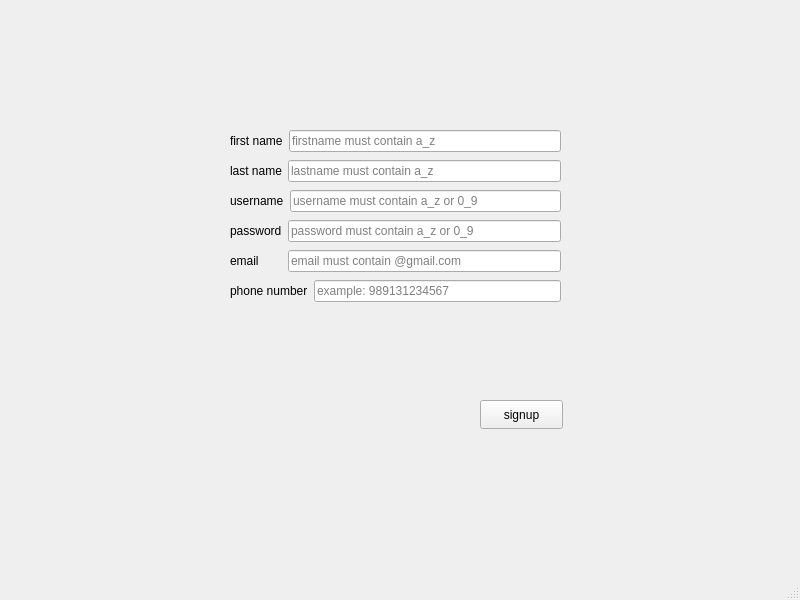
Old version of the form client/signup.ui in the repository MasihBa/virtual.
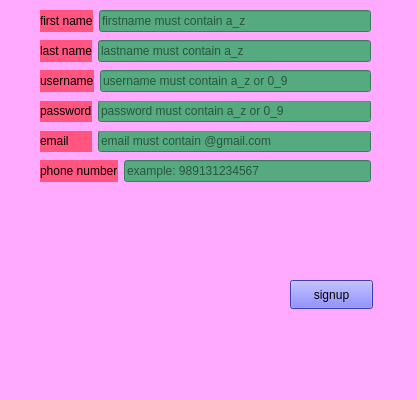
New version of the form.

Commit message: the ui was changed. i fix the maximum and the minimum size

The edit to the form file:
```diff
--- a/client/signup.ui
+++ b/client/signup.ui
@@ -6,19 +6,34 @@
    <rect>
     <x>0</x>
     <y>0</y>
-    <width>800</width>
-    <height>600</height>
+    <width>417</width>
+    <height>400</height>
    </rect>
   </property>
+  <property name="sizePolicy">
+   <sizepolicy hsizetype="Fixed" vsizetype="Fixed">
+    <horstretch>0</horstretch>
+    <verstretch>0</verstretch>
+   </sizepolicy>
+  </property>
+  <property name="minimumSize">
+   <size>
+    <width>400</width>
+    <height>400</height>
+   </size>
+  </property>
   <property name="windowTitle">
    <string>MainWindow</string>
   </property>
+  <property name="styleSheet">
+   <string notr="true">background-color: rgb(255, 170, 255);</string>
+  </property>
   <widget class="QWidget" name="centralwidget">
    <widget class="QWidget" name="layoutWidget">
     <property name="geometry">
      <rect>
-      <x>230</x>
-      <y>250</y>
+      <x>40</x>
+      <y>130</y>
       <width>331</width>
       <height>31</height>
      </rect>
@@ -26,6 +41,9 @@
     <layout class="QFormLayout" name="formLayout_18">
      <item row="0" column="0">
       <widget class="QLabel" name="emailLabel_4">
+       <property name="styleSheet">
+        <string notr="true">background-color: rgb(255, 85, 127);</string>
+       </property>
        <property name="text">
         <string>email       </string>
        </property>
@@ -33,6 +51,9 @@
      </item>
      <item row="0" column="1">
       <widget class="QLineEdit" name="emailLineEdit_2">
+       <property name="styleSheet">
+        <string notr="true">background-color: rgb(85, 170, 127);</string>
+       </property>
        <property name="placeholderText">
         <string>email must contain @gmail.com</string>
        </property>
@@ -43,8 +64,8 @@
    <widget class="QWidget" name="layoutWidget_4">
     <property name="geometry">
      <rect>
-      <x>230</x>
-      <y>130</y>
+      <x>40</x>
+      <y>10</y>
       <width>331</width>
       <height>31</height>
      </rect>
@@ -52,6 +73,9 @@
     <layout class="QFormLayout" name="formLayout_17">
      <item row="0" column="0">
       <widget class="QLabel" name="firstnameLabel_2">
+       <property name="styleSheet">
+        <string notr="true">background-color: rgb(255, 85, 127);</string>
+       </property>
        <property name="text">
         <string>first name</string>
        </property>
@@ -59,6 +83,9 @@
      </item>
      <item row="0" column="1">
       <widget class="QLineEdit" name="firstnameLineEdit_2">
+       <property name="styleSheet">
+        <string notr="true">background-color: rgb(85, 170, 127);</string>
+       </property>
        <property name="placeholderText">
         <string>firstname must contain a_z</string>
        </property>
@@ -69,8 +96,8 @@
    <widget class="QWidget" name="layoutWidget_6">
     <property name="geometry">
      <rect>
-      <x>230</x>
-      <y>160</y>
+      <x>40</x>
+      <y>40</y>
       <width>331</width>
       <height>31</height>
      </rect>
@@ -78,6 +105,9 @@
     <layout class="QFormLayout" name="formLayout_14">
      <item row="0" column="0">
       <widget class="QLabel" name="lastnameLabel_2">
+       <property name="styleSheet">
+        <string notr="true">background-color: rgb(255, 85, 127);</string>
+       </property>
        <property name="text">
         <string>last name</string>
        </property>
@@ -85,6 +115,9 @@
      </item>
      <item row="0" column="1">
       <widget class="QLineEdit" name="lastnameLineEdit_2">
+       <property name="styleSheet">
+        <string notr="true">background-color: rgb(85, 170, 127);</string>
+       </property>
        <property name="placeholderText">
         <string>lastname must contain a_z</string>
        </property>
@@ -95,8 +128,8 @@
    <widget class="QWidget" name="layoutWidget_5">
     <property name="geometry">
      <rect>
-      <x>230</x>
-      <y>280</y>
+      <x>40</x>
+      <y>160</y>
       <width>331</width>
       <height>30</height>
      </rect>
@@ -104,6 +137,9 @@
     <layout class="QFormLayout" name="formLayout_15">
      <item row="0" column="0">
       <widget class="QLabel" name="emailLabel_3">
+       <property name="styleSheet">
+        <string notr="true">background-color: rgb(255, 85, 127);</string>
+       </property>
        <property name="text">
         <string>phone number</string>
        </property>
@@ -111,6 +147,9 @@
      </item>
      <item row="0" column="1">
       <widget class="QLineEdit" name="phonenumberLineEdit_2">
+       <property name="styleSheet">
+        <string notr="true">background-color: rgb(85, 170, 127);</string>
+       </property>
        <property name="placeholderText">
         <string>example: 989131234567</string>
        </property>
@@ -121,8 +160,8 @@
    <widget class="QWidget" name="layoutWidget_3">
     <property name="geometry">
      <rect>
-      <x>230</x>
-      <y>220</y>
+      <x>40</x>
+      <y>100</y>
       <width>331</width>
       <height>31</height>
      </rect>
@@ -130,6 +169,9 @@
     <layout class="QFormLayout" name="formLayout_13">
      <item row="0" column="1">
       <widget class="QLineEdit" name="passwordLineEdit_2">
+       <property name="styleSheet">
+        <string notr="true">background-color: rgb(85, 170, 127);</string>
+       </property>
        <property name="echoMode">
         <enum>QLineEdit::EchoMode::Password</enum>
        </property>
@@ -140,6 +182,9 @@
      </item>
      <item row="0" column="0">
       <widget class="QLabel" name="passwordLabel_2">
+       <property name="styleSheet">
+        <string notr="true">background-color: rgb(255, 85, 127);</string>
+       </property>
        <property name="text">
         <string>password</string>
        </property>
@@ -150,12 +195,15 @@
    <widget class="QPushButton" name="signupPushButton">
     <property name="geometry">
      <rect>
-      <x>480</x>
-      <y>400</y>
+      <x>290</x>
+      <y>280</y>
       <width>83</width>
       <height>29</height>
      </rect>
     </property>
+    <property name="styleSheet">
+     <string notr="true">background-color: rgb(85, 85, 255);</string>
+    </property>
     <property name="text">
      <string>signup</string>
     </property>
@@ -163,8 +211,8 @@
    <widget class="QWidget" name="layoutWidget_2">
     <property name="geometry">
      <rect>
-      <x>230</x>
-      <y>190</y>
+      <x>40</x>
+      <y>70</y>
       <width>331</width>
       <height>31</height>
      </rect>
@@ -172,6 +220,9 @@
     <layout class="QFormLayout" name="formLayout_16">
      <item row="0" column="0">
       <widget class="QLabel" name="usernameLabel_2">
+       <property name="styleSheet">
+        <string notr="true">background-color: rgb(255, 85, 127);</string>
+       </property>
        <property name="text">
         <string>username</string>
        </property>
@@ -179,6 +230,9 @@
      </item>
      <item row="0" column="1">
       <widget class="QLineEdit" name="usernameLineEdit_2">
+       <property name="styleSheet">
+        <string notr="true">background-color: rgb(85, 170, 127);</string>
+       </property>
        <property name="placeholderText">
         <string>username must contain a_z or 0_9</string>
        </property>
@@ -189,8 +243,8 @@
    <widget class="QLabel" name="labelErrorMessage">
     <property name="geometry">
      <rect>
-      <x>200</x>
-      <y>420</y>
+      <x>30</x>
+      <y>220</y>
       <width>161</width>
       <height>91</height>
      </rect>
@@ -200,17 +254,6 @@
     </property>
    </widget>
   </widget>
-  <widget class="QMenuBar" name="menubar">
-   <property name="geometry">
-    <rect>
-     <x>0</x>
-     <y>0</y>
-     <width>800</width>
-     <height>25</height>
-    </rect>
-   </property>
-  </widget>
-  <widget class="QStatusBar" name="statusbar"/>
  </widget>
  <resources/>
  <connections/>
```
The commit also changes 2 other files.
